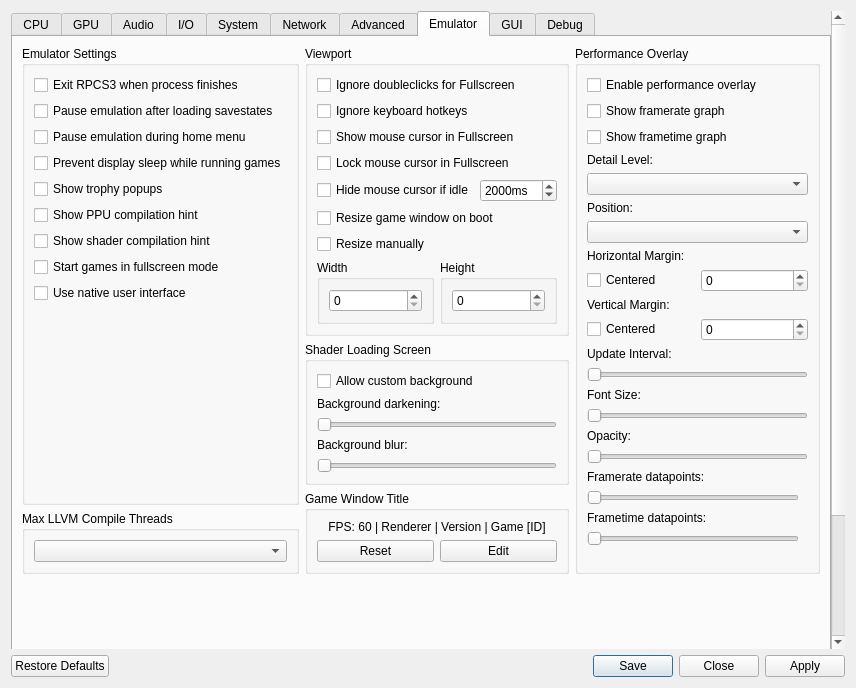
RPCS3/rpcs3, file rpcs3/rpcs3qt/settings_dialog.ui: the form before one commit.
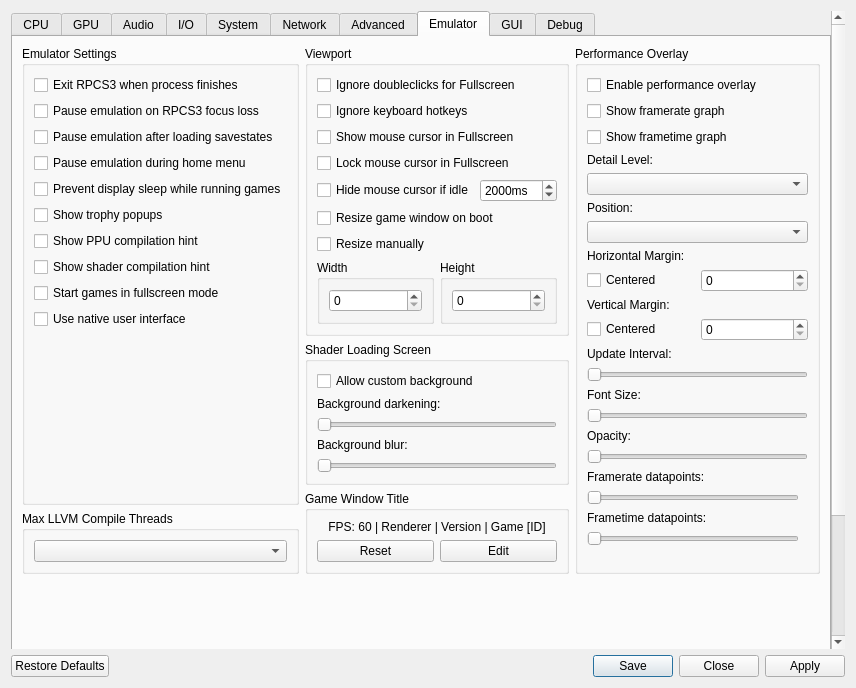
The form after the commit. The open tabs and pages were chosen to show the change. Icons and pictures are not drawn.

Commit message: UX: Option to pause emulation when RPCS3 is not focused

The edit to the form file:
```diff
--- a/rpcs3/rpcs3qt/settings_dialog.ui
+++ b/rpcs3/rpcs3qt/settings_dialog.ui
@@ -2878,6 +2878,13 @@
                  </property>
                 </widget>
                </item>
+               <item>
+                <widget class="QCheckBox" name="pauseOnFocusLoss">
+                 <property name="text">
+                  <string>Pause emulation on RPCS3 focus loss</string>
+                 </property>
+                </widget>
+               </item>
                <item>
                 <widget class="QCheckBox" name="pausedSavestates">
                  <property name="text">
```
The commit also changes 7 other files.
